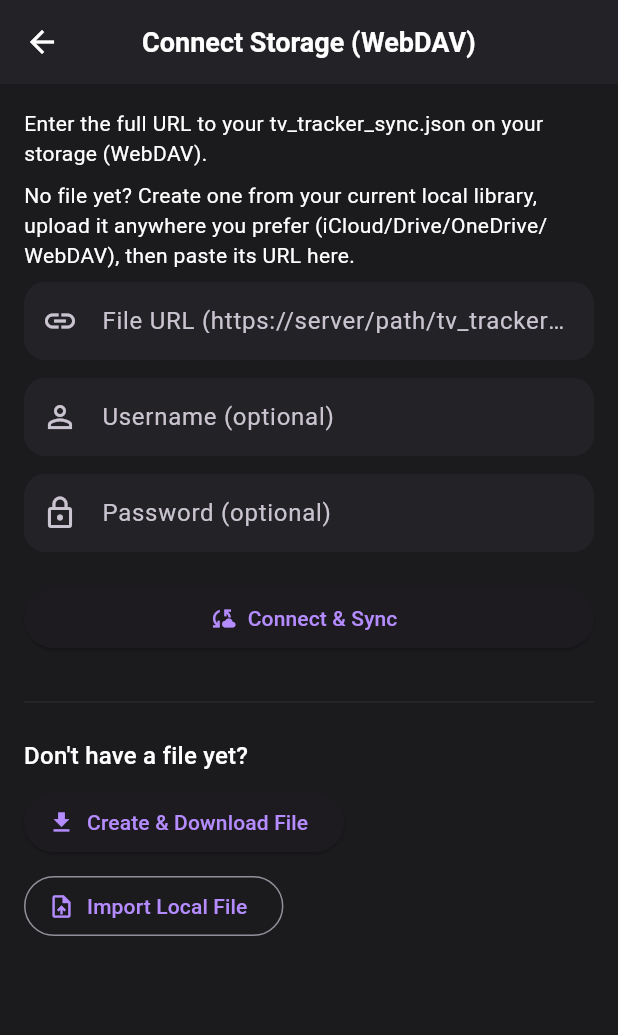
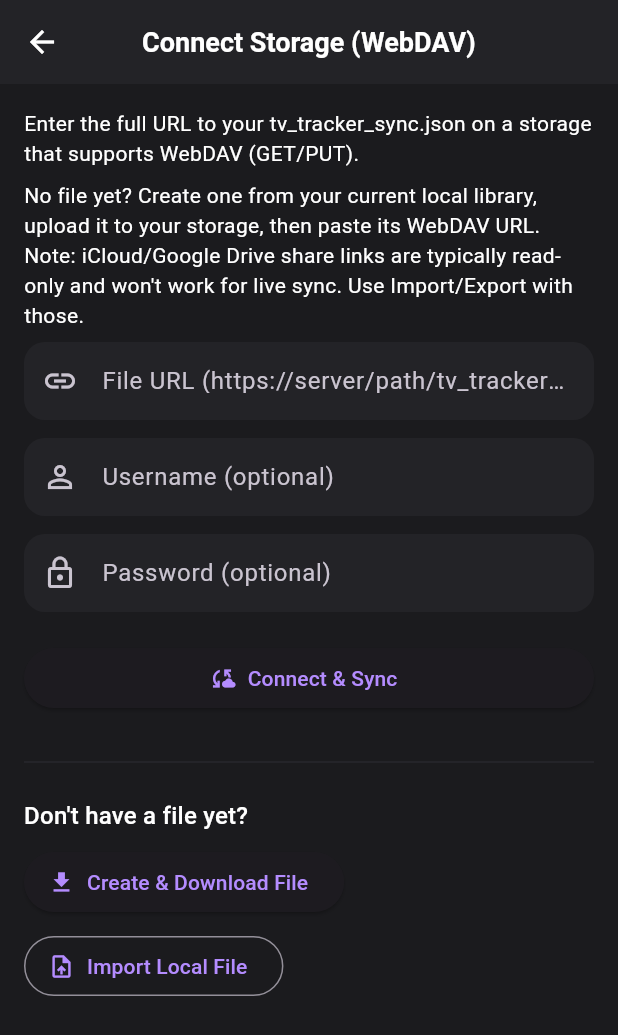
Before and after one commit to Maxpaxio/MediaTracker, a Flutter app: the SyncConnectPage screen opened by its route, on a phone screen of 412 x 824 dp. Shown: the top 1035 px of the screen. Run offline on Flutter 3.47's test engine with Material 3 defaults, Android fonts, the phone set to English and light mode, and no system bars; our stand-ins replace shared_preferences; missing offline and left inert: dart:html; accounts and stored records are empty; network calls fail.

Commit message:
fix(sync): import merges with local and pushes; improve connect UX and disconnect on failure; clarify WebDAV vs iCloud/Drive guidance

```diff
--- a/lib/pages/sync_connect_page.dart
+++ b/lib/pages/sync_connect_page.dart
@@ -36,8 +36,9 @@ class _SyncConnectPageState extends State<SyncConnectPage> {
       await sync.syncNow();
       if (mounted) Navigator.pop(context);
     } else if (mounted) {
+      await sync.disconnect(); // revert to disconnected if connect fails
       ScaffoldMessenger.of(context).showSnackBar(
-        const SnackBar(content: Text('Failed to connect. Check URL/credentials.')),
+        const SnackBar(content: Text('Failed to connect. Use a WebDAV URL that allows GET/PUT. For iCloud/Drive share links, use Import/Export instead.')),
       );
     }
     if (mounted) setState(() => _busy = false);
@@ -77,9 +78,9 @@ class _SyncConnectPageState extends State<SyncConnectPage> {
       body: ListView(
         padding: const EdgeInsets.all(16),
         children: [
-      const Text('Enter the full URL to your tv_tracker_sync.json on your storage (WebDAV).'),
+          const Text('Enter the full URL to your tv_tracker_sync.json on a storage that supports WebDAV (GET/PUT).'),
       const SizedBox(height: 8),
-      const Text('No file yet? Create one from your current local library, upload it anywhere you prefer (iCloud/Drive/OneDrive/WebDAV), then paste its URL here.'),
+          const Text('No file yet? Create one from your current local library, upload it to your storage, then paste its WebDAV URL. Note: iCloud/Google Drive share links are typically read-only and won\'t work for live sync. Use Import/Export with those.'),
           const SizedBox(height: 8),
           TextField(
             controller: _url,
--- a/lib/services/sync_file_service.dart
+++ b/lib/services/sync_file_service.dart
@@ -140,11 +140,14 @@ class SyncFileService extends ChangeNotifier {
     final m = await pickJsonFile();
     if (m == null) return false;
     try {
-      final items = _fromDoc(m);
-      storage.replaceAll(items);
+      // Merge imported (as remote) with current local
+      final localDoc = _toDoc(storage.all);
+      final mergedDoc = _merge(m, localDoc);
+      final mergedItems = _fromDoc(mergedDoc);
+      storage.replaceAll(mergedItems);
       if (_endpoint != null) {
-        // Push imported doc to remote
-        await _writeRemote(_toDoc(items));
+        // Push merged doc to remote
+        await _writeRemote(mergedDoc);
       }
       return true;
     } catch (_) {
```
